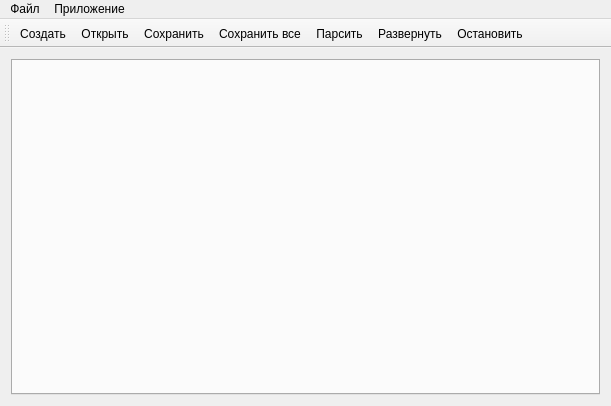
Qt form terminal/src/mainwindow.ui (Automiq/alpha.protort) before a commit.
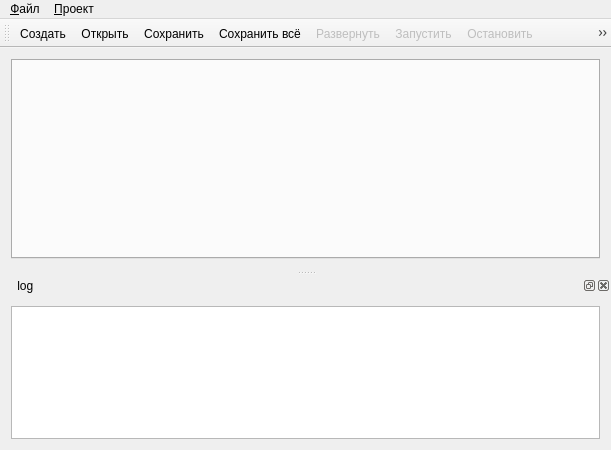
The same form after that commit. Icons and pictures are not drawn.

Commit message:
Доработано приложение терминала
* Введена сущность Document, представляющая открытый в табе документ
* Добавлено диалоговое окно настройки конфигурации
* Док "Лог"
* Заданы внятные имена фильтров
* Рефакторинг

Fixes #52, fixes closes #71.

The edit to the form file:
```diff
--- a/terminal/src/mainwindow.ui
+++ b/terminal/src/mainwindow.ui
@@ -7,16 +7,22 @@
     <x>0</x>
     <y>0</y>
     <width>611</width>
-    <height>406</height>
+    <height>450</height>
    </rect>
   </property>
   <property name="windowTitle">
-   <string>alpha.protort.terminal</string>
+   <string>Терминал Alpha.ProtoRt</string>
   </property>
   <widget class="QWidget" name="centralWidget">
-   <layout class="QHBoxLayout" name="horizontalLayout">
+   <layout class="QVBoxLayout" name="verticalLayout">
     <item>
      <widget class="QTabWidget" name="tabWidget">
+      <property name="minimumSize">
+       <size>
+        <width>0</width>
+        <height>200</height>
+       </size>
+      </property>
       <property name="mouseTracking">
        <bool>false</bool>
       </property>
@@ -45,34 +51,38 @@
      <x>0</x>
      <y>0</y>
      <width>611</width>
-     <height>20</height>
+     <height>26</height>
     </rect>
    </property>
-   <widget class="QMenu" name="menu">
+   <widget class="QMenu" name="menu_file">
     <property name="title">
-     <string>Файл</string>
+     <string>&amp;Файл</string>
     </property>
     <addaction name="create_file"/>
     <addaction name="load_file"/>
+    <addaction name="separator"/>
     <addaction name="save_file"/>
     <addaction name="save_all"/>
     <addaction name="separator"/>
-    <addaction name="parse"/>
-    <addaction name="separator"/>
     <addaction name="close_file"/>
     <addaction name="exit"/>
    </widget>
-   <widget class="QMenu" name="menu_2">
+   <widget class="QMenu" name="menu_project">
     <property name="title">
-     <string>Приложение</string>
+     <string>&amp;Проект</string>
     </property>
+    <addaction name="config"/>
     <addaction name="deploy"/>
+    <addaction name="start"/>
     <addaction name="stop"/>
    </widget>
-   <addaction name="menu"/>
-   <addaction name="menu_2"/>
+   <addaction name="menu_file"/>
+   <addaction name="menu_project"/>
   </widget>
   <widget class="QToolBar" name="mainToolBar">
+   <property name="enabled">
+    <bool>true</bool>
+   </property>
    <attribute name="toolBarArea">
     <enum>TopToolBarArea</enum>
    </attribute>
@@ -83,9 +93,29 @@
    <addaction name="load_file"/>
    <addaction name="save_file"/>
    <addaction name="save_all"/>
-   <addaction name="parse"/>
    <addaction name="deploy"/>
+   <addaction name="start"/>
    <addaction name="stop"/>
+   <addaction name="config"/>
+  </widget>
+  <widget class="QDockWidget" name="dockWidget">
+   <property name="windowTitle">
+    <string>    log</string>
+   </property>
+   <attribute name="dockWidgetArea">
+    <number>8</number>
+   </attribute>
+   <widget class="QWidget" name="dockWidgetContents">
+    <layout class="QHBoxLayout" name="horizontalLayout">
+     <item alignment="Qt::AlignBottom">
+      <widget class="QTextBrowser" name="textBrowser">
+       <property name="enabled">
+        <bool>true</bool>
+       </property>
+      </widget>
+     </item>
+    </layout>
+   </widget>
   </widget>
   <action name="exit">
    <property name="text">
@@ -101,13 +131,16 @@
      <normaloff>:/images/fileSaveAll.png</normaloff>:/images/fileSaveAll.png</iconset>
    </property>
    <property name="text">
-    <string>Сохранить все</string>
+    <string>Сохранить &amp;всё</string>
    </property>
    <property name="shortcut">
     <string>Ctrl+Shift+S</string>
    </property>
   </action>
   <action name="deploy">
+   <property name="enabled">
+    <bool>false</bool>
+   </property>
    <property name="icon">
     <iconset resource="images.qrc">
      <normaloff>:/images/deploy.png</normaloff>:/images/deploy.png</iconset>
@@ -120,6 +153,9 @@
    </property>
   </action>
   <action name="stop">
+   <property name="enabled">
+    <bool>false</bool>
+   </property>
    <property name="icon">
     <iconset resource="images.qrc">
      <normaloff>:/images/stop.png</normaloff>:/images/stop.png</iconset>
@@ -144,7 +180,7 @@
      <activeon>images/fileopen.png</activeon>:/images/fileopen.png</iconset>
    </property>
    <property name="text">
-    <string>Открыть</string>
+    <string>&amp;Открыть</string>
    </property>
    <property name="shortcut">
     <string>Ctrl+O</string>
@@ -157,7 +193,7 @@
      <activeon>images/filenew.png</activeon>:/images/filenew.png</iconset>
    </property>
    <property name="text">
-    <string>Создать</string>
+    <string>Соз&amp;дать</string>
    </property>
    <property name="shortcut">
     <string>Ctrl+N</string>
@@ -170,7 +206,7 @@
      <disabledoff>images/filesave.png</disabledoff>:/images/filesave.png</iconset>
    </property>
    <property name="text">
-    <string>Сохранить</string>
+    <string>&amp;Сохранить</string>
    </property>
    <property name="shortcut">
     <string>Ctrl+S</string>
@@ -181,19 +217,31 @@
     <string>Закрыть</string>
    </property>
    <property name="shortcut">
-    <string>Ctrl+K</string>
+    <string>Ctrl+W</string>
    </property>
   </action>
-  <action name="parse">
+  <action name="config">
    <property name="icon">
     <iconset resource="images.qrc">
-     <normaloff>:/images/parse.png</normaloff>:/images/parse.png</iconset>
+     <normaloff>:/images/config.png</normaloff>:/images/config.png</iconset>
    </property>
    <property name="text">
-    <string>Парсить</string>
+    <string>&amp;Конфигурация...</string>
+   </property>
+  </action>
+  <action name="start">
+   <property name="enabled">
+    <bool>false</bool>
+   </property>
+   <property name="icon">
+    <iconset resource="images.qrc">
+     <normaloff>:/images/start.png</normaloff>:/images/start.png</iconset>
+   </property>
+   <property name="text">
+    <string>Запустить</string>
    </property>
    <property name="shortcut">
-    <string>Ctrl+P</string>
+    <string>F5</string>
    </property>
   </action>
  </widget>
```
The commit also changes 11 other files.
